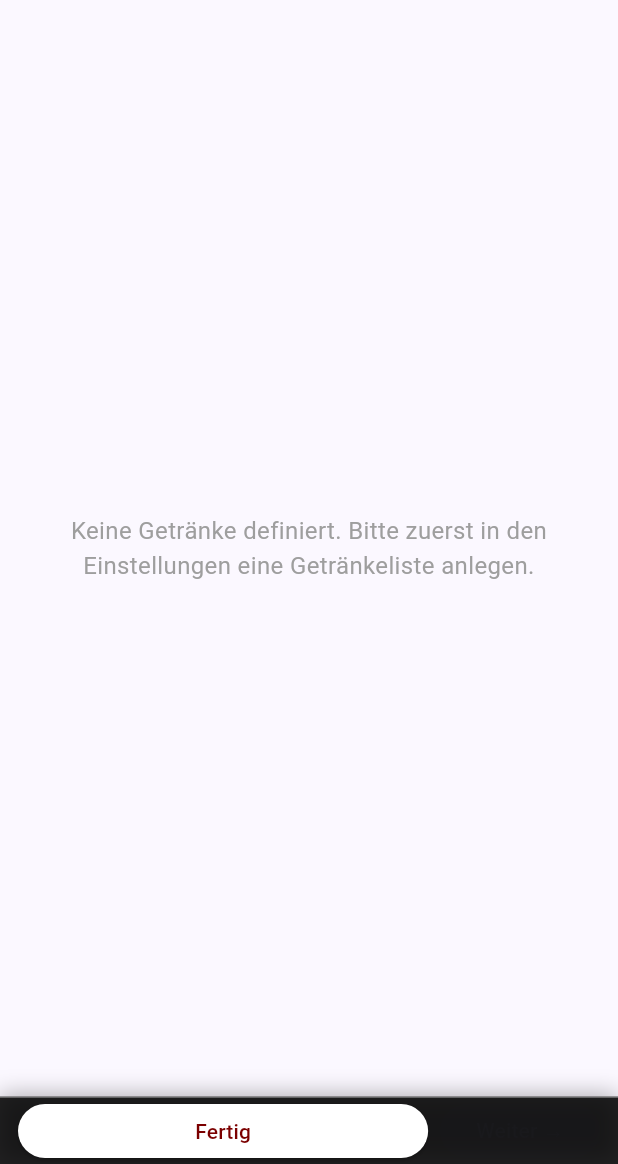
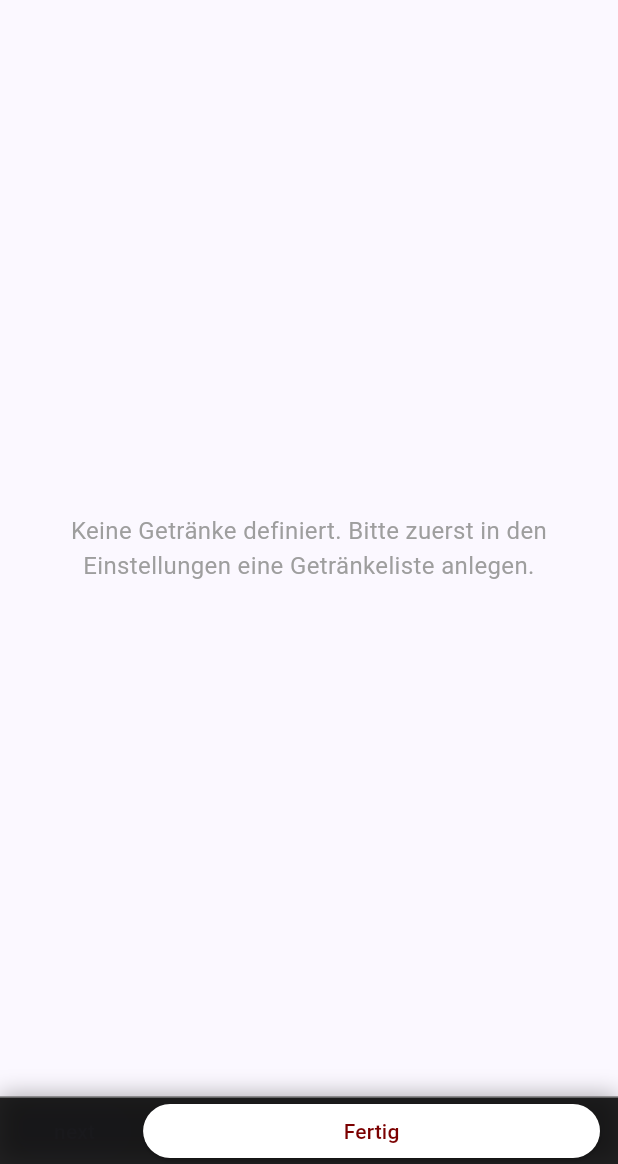
Before and after one commit to pacodemant/kino-tagesabschluss, a Flutter app: the GetraenkeAuffuellenSeite screen opened by its route, on a phone screen of 412 x 824 dp, the part 72-1236 px from its top. Run offline on Flutter 3.47's test engine with Material 3 defaults, Android fonts, the phone set to English and light mode, and no system bars; our stand-ins replace google_fonts, shared_preferences; accounts and stored records are empty.

Commit message:
R184c: next-Button, Footer-Position nach Händigkeit, Clear-Button

```diff
--- a/lib/pages/getraenke_auffuellen_seite.dart
+++ b/lib/pages/getraenke_auffuellen_seite.dart
@@ -85,6 +85,14 @@ class _GetraenkeAuffuellenSeiteState extends State<GetraenkeAuffuellenSeite> {
     return summe;
   }
 
+  void _leereAlleFelder() {
+    for (final TextEditingController c in _mengeController) {
+      c.clear();
+    }
+    setState(() {});
+    _speichereMengen();
+  }
+
   void _springeZumNaechstfeld() {
     final int naechster = _aktuellerFokusIndex + 1;
     if (naechster < _mengeFocusNode.length) {
@@ -117,7 +125,8 @@ class _GetraenkeAuffuellenSeiteState extends State<GetraenkeAuffuellenSeite> {
       footerChild: SizedBox(
         height: 36,
         child: Row(
-          children: <Widget>[
+          children: _istLinkshaender
+              ? <Widget>[
                   Expanded(
                     child: ElevatedButton(
                       onPressed: () => Navigator.of(context).pop(),
@@ -131,7 +140,24 @@ class _GetraenkeAuffuellenSeiteState extends State<GetraenkeAuffuellenSeite> {
                         ? _springeZumNaechstfeld
                         : null,
                     style: AppFarben.footerButtonStyle,
-              child: const Text('Weiter →'),
+                    child: const Text('next'),
+                  ),
+                ]
+              : <Widget>[
+                  ElevatedButton(
+                    onPressed: _aktuellerFokusIndex < _getraenkeliste.length - 1
+                        ? _springeZumNaechstfeld
+                        : null,
+                    style: AppFarben.footerButtonStyle,
+                    child: const Text('next'),
+                  ),
+                  const SizedBox(width: 8),
+                  Expanded(
+                    child: ElevatedButton(
+                      onPressed: () => Navigator.of(context).pop(),
+                      style: AppFarben.footerButtonStyle,
+                      child: const Text('Fertig'),
+                    ),
                   ),
                 ],
         ),
@@ -148,7 +174,10 @@ class _GetraenkeAuffuellenSeiteState extends State<GetraenkeAuffuellenSeite> {
                 ),
               ),
             )
-          : ListView.builder(
+          : Column(
+              children: <Widget>[
+                Expanded(
+                  child: ListView.builder(
               padding:
                   const EdgeInsets.symmetric(horizontal: 16, vertical: 4),
               keyboardDismissBehavior:
@@ -222,6 +251,13 @@ class _GetraenkeAuffuellenSeiteState extends State<GetraenkeAuffuellenSeite> {
                 );
               },
             ),
+                ),
+                TextButton(
+                  onPressed: _leereAlleFelder,
+                  child: const Text('Clear'),
+                ),
+              ],
+            ),
     );
   }
 }
```
Lines whose indentation alone changed are shown as unchanged.
